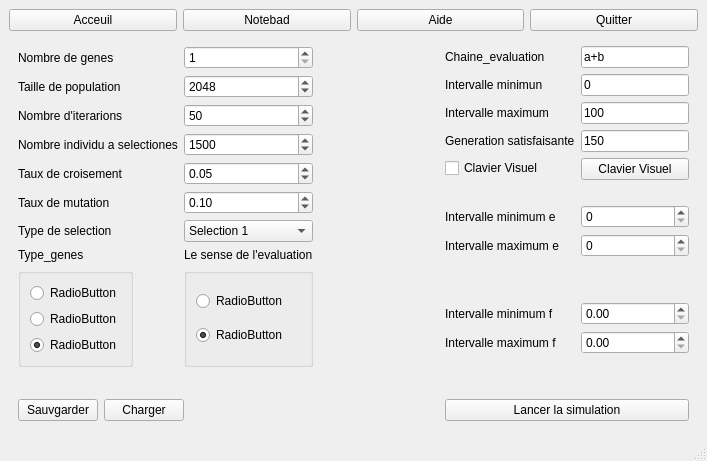
First picture: the form in AlgorithmeGenetique/OP/modelisationprblm.ui, repository AlgorithmeGenetiqueGenerique/Projet, before the edit.
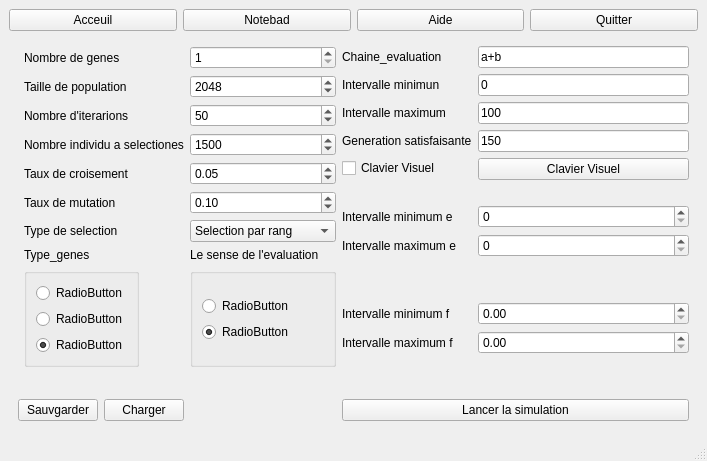
Second picture: the form after the edit.

The edit to the form file:
```diff
--- a/AlgorithmeGenetique/OP/modelisationprblm.ui
+++ b/AlgorithmeGenetique/OP/modelisationprblm.ui
@@ -57,7 +57,7 @@
       </property>
       <widget class="QWidget" name="page">
        <layout class="QGridLayout" name="gridLayout_3">
-        <item row="3" column="0" colspan="2">
+        <item row="2" column="0" colspan="2">
          <layout class="QHBoxLayout" name="horizontalLayout_11">
           <item>
            <widget class="QPushButton" name="pushButton_2">
@@ -88,10 +88,231 @@
           </item>
          </layout>
         </item>
-        <item row="2" column="0">
-         <layout class="QVBoxLayout" name="verticalLayout_11"/>
-        </item>
-        <item row="1" column="2">
+        <item row="1" column="1">
+         <layout class="QFormLayout" name="formLayout">
+          <item row="3" column="0">
+           <widget class="QLabel" name="label_nombreG">
+            <property name="text">
+             <string>Nombre de genes</string>
+            </property>
+           </widget>
+          </item>
+          <item row="4" column="0">
+           <widget class="QLabel" name="label_tailleP">
+            <property name="text">
+             <string>Taille de population</string>
+            </property>
+           </widget>
+          </item>
+          <item row="4" column="1">
+           <widget class="QSpinBox" name="spinBox_2">
+            <property name="minimum">
+             <number>10</number>
+            </property>
+            <property name="maximum">
+             <number>100000</number>
+            </property>
+            <property name="value">
+             <number>2048</number>
+            </property>
+           </widget>
+          </item>
+          <item row="5" column="0">
+           <widget class="QLabel" name="label_nombreI">
+            <property name="text">
+             <string>Nombre d'iterarions</string>
+            </property>
+           </widget>
+          </item>
+          <item row="5" column="1">
+           <widget class="QSpinBox" name="spinBox_3">
+            <property name="minimum">
+             <number>1</number>
+            </property>
+            <property name="maximum">
+             <number>100000</number>
+            </property>
+            <property name="value">
+             <number>50</number>
+            </property>
+           </widget>
+          </item>
+          <item row="6" column="0">
+           <widget class="QLabel" name="label_nombreIS">
+            <property name="text">
+             <string>Nombre individu a selectiones</string>
+            </property>
+           </widget>
+          </item>
+          <item row="7" column="0">
+           <widget class="QLabel" name="label_tauxC">
+            <property name="text">
+             <string>Taux de croisement</string>
+            </property>
+           </widget>
+          </item>
+          <item row="7" column="1">
+           <widget class="QDoubleSpinBox" name="doubleSpinBox">
+            <property name="maximum">
+             <double>1.000000000000000</double>
+            </property>
+            <property name="value">
+             <double>0.050000000000000</double>
+            </property>
+           </widget>
+          </item>
+          <item row="8" column="0">
+           <widget class="QLabel" name="label_tauxM">
+            <property name="text">
+             <string>Taux de mutation</string>
+            </property>
+           </widget>
+          </item>
+          <item row="8" column="1">
+           <widget class="QDoubleSpinBox" name="doubleSpinBox_2">
+            <property name="maximum">
+             <double>1.000000000000000</double>
+            </property>
+            <property name="value">
+             <double>0.100000000000000</double>
+            </property>
+           </widget>
+          </item>
+          <item row="9" column="0">
+           <widget class="QLabel" name="label_typeS">
+            <property name="text">
+             <string>Type de selection</string>
+            </property>
+           </widget>
+          </item>
+          <item row="9" column="1">
+           <widget class="QComboBox" name="comboBox">
+            <item>
+             <property name="text">
+              <string>Selection par rang</string>
+             </property>
+            </item>
+            <item>
+             <property name="text">
+              <string>Selection par tournoi</string>
+             </property>
+            </item>
+            <item>
+             <property name="text">
+              <string>Selection par roulette</string>
+             </property>
+            </item>
+           </widget>
+          </item>
+          <item row="10" column="0">
+           <widget class="QLabel" name="label_typeG">
+            <property name="text">
+             <string>Type_genes</string>
+            </property>
+           </widget>
+          </item>
+          <item row="10" column="1">
+           <widget class="QLabel" name="label_senseE">
+            <property name="text">
+             <string>Le sense de l'evaluation</string>
+            </property>
+           </widget>
+          </item>
+          <item row="11" column="0">
+           <widget class="QGroupBox" name="groupBox_4">
+            <property name="title">
+             <string/>
+            </property>
+            <layout class="QVBoxLayout" name="verticalLayout_15">
+             <item>
+              <layout class="QVBoxLayout" name="verticalLayout_14">
+               <item>
+                <widget class="QRadioButton" name="radioButton_2">
+                 <property name="text">
+                  <string>RadioButton</string>
+                 </property>
+                </widget>
+               </item>
+               <item>
+                <widget class="QRadioButton" name="radioButton_3">
+                 <property name="text">
+                  <string>RadioButton</string>
+                 </property>
+                </widget>
+               </item>
+               <item>
+                <widget class="QRadioButton" name="radioButton">
+                 <property name="text">
+                  <string>RadioButton</string>
+                 </property>
+                 <property name="checked">
+                  <bool>true</bool>
+                 </property>
+                </widget>
+               </item>
+              </layout>
+             </item>
+            </layout>
+           </widget>
+          </item>
+          <item row="11" column="1">
+           <widget class="QGroupBox" name="groupBox_3">
+            <property name="title">
+             <string/>
+            </property>
+            <layout class="QVBoxLayout" name="verticalLayout_13">
+             <item>
+              <layout class="QVBoxLayout" name="verticalLayout_10">
+               <item>
+                <widget class="QRadioButton" name="radioButton_5">
+                 <property name="text">
+                  <string>RadioButton</string>
+                 </property>
+                </widget>
+               </item>
+               <item>
+                <widget class="QRadioButton" name="radioButton_4">
+                 <property name="text">
+                  <string>RadioButton</string>
+                 </property>
+                 <property name="checked">
+                  <bool>true</bool>
+                 </property>
+                </widget>
+               </item>
+              </layout>
+             </item>
+            </layout>
+           </widget>
+          </item>
+          <item row="3" column="1">
+           <widget class="QSpinBox" name="spinBox">
+            <property name="minimum">
+             <number>1</number>
+            </property>
+            <property name="maximum">
+             <number>8</number>
+            </property>
+           </widget>
+          </item>
+          <item row="6" column="1">
+           <widget class="QSpinBox" name="spinBox_4">
+            <property name="minimum">
+             <number>2</number>
+            </property>
+            <property name="maximum">
+             <number>100000</number>
+            </property>
+            <property name="value">
+             <number>1500</number>
+            </property>
+           </widget>
+          </item>
+         </layout>
+        </item>
+        <item row="1" column="3">
+         <layout class="QVBoxLayout" name="verticalLayout_8">
+          <item>
          <layout class="QFormLayout" name="formLayout_8">
           <item row="4" column="0">
            <widget class="QLabel" name="label_chaineE">
@@ -270,251 +491,9 @@
           </item>
          </layout>
         </item>
-        <item row="1" column="0">
-         <layout class="QGridLayout" name="gridLayout_2">
-          <item row="0" column="0">
-           <layout class="QVBoxLayout" name="verticalLayout">
-            <item>
-             <layout class="QFormLayout" name="formLayout">
-              <item row="3" column="0">
-               <widget class="QLabel" name="label_nombreG">
-                <property name="text">
-                 <string>Nombre de genes</string>
-                </property>
-               </widget>
-              </item>
-              <item row="4" column="0">
-               <widget class="QLabel" name="label_tailleP">
-                <property name="text">
-                 <string>Taille de population</string>
-                </property>
-               </widget>
-              </item>
-              <item row="4" column="1">
-               <widget class="QSpinBox" name="spinBox_2">
-                <property name="minimum">
-                 <number>10</number>
-                </property>
-                <property name="maximum">
-                 <number>100000</number>
-                </property>
-                <property name="value">
-                 <number>2048</number>
-                </property>
-               </widget>
-              </item>
-              <item row="5" column="0">
-               <widget class="QLabel" name="label_nombreI">
-                <property name="text">
-                 <string>Nombre d'iterarions</string>
-                </property>
-               </widget>
-              </item>
-              <item row="5" column="1">
-               <widget class="QSpinBox" name="spinBox_3">
-                <property name="minimum">
-                 <number>1</number>
-                </property>
-                <property name="maximum">
-                 <number>100000</number>
-                </property>
-                <property name="value">
-                 <number>50</number>
-                </property>
-               </widget>
-              </item>
-              <item row="6" column="0">
-               <widget class="QLabel" name="label_nombreIS">
-                <property name="text">
-                 <string>Nombre individu a selectiones</string>
-                </property>
-               </widget>
-              </item>
-              <item row="6" column="1">
-               <widget class="QSpinBox" name="spinBox_4">
-                <property name="minimum">
-                 <number>2</number>
-                </property>
-                <property name="maximum">
-                 <number>100000</number>
-                </property>
-                <property name="value">
-                 <number>1500</number>
-                </property>
-               </widget>
-              </item>
-              <item row="7" column="0">
-               <widget class="QLabel" name="label_tauxC">
-                <property name="text">
-                 <string>Taux de croisement</string>
-                </property>
-               </widget>
-              </item>
-              <item row="7" column="1">
-               <widget class="QDoubleSpinBox" name="doubleSpinBox">
-                <property name="maximum">
-                 <double>1.000000000000000</double>
-                </property>
-                <property name="value">
-                 <double>0.050000000000000</double>
-                </property>
-               </widget>
-              </item>
-              <item row="8" column="0">
-               <widget class="QLabel" name="label_tauxM">
-                <property name="text">
-                 <string>Taux de mutation</string>
-                </property>
-               </widget>
-              </item>
-              <item row="8" column="1">
-               <widget class="QDoubleSpinBox" name="doubleSpinBox_2">
-                <property name="maximum">
-                 <double>1.000000000000000</double>
-                </property>
-                <property name="value">
-                 <double>0.100000000000000</double>
-                </property>
-               </widget>
-              </item>
-              <item row="9" column="0">
-               <widget class="QLabel" name="label_typeS">
-                <property name="text">
-                 <string>Type de selection</string>
-                </property>
-               </widget>
-              </item>
-              <item row="9" column="1">
-               <widget class="QComboBox" name="comboBox">
-                <item>
-                 <property name="text">
-                  <string>Selection 1</string>
-                 </property>
-                </item>
-                <item>
-                 <property name="text">
-                  <string>Selection 2</string>
-                 </property>
-                </item>
-                <item>
-                 <property name="text">
-                  <string>Selection 3</string>
-                 </property>
-                </item>
-               </widget>
-              </item>
-              <item row="10" column="0">
-               <widget class="QLabel" name="label_typeG">
-                <property name="text">
-                 <string>Type_genes</string>
-                </property>
-               </widget>
-              </item>
-              <item row="10" column="1">
-               <widget class="QLabel" name="label_senseE">
-                <property name="text">
-                 <string>Le sense de l'evaluation</string>
-                </property>
-               </widget>
-              </item>
-              <item row="11" column="0">
-               <widget class="QGroupBox" name="groupBox_4">
-                <property name="title">
-                 <string/>
-                </property>
-                <layout class="QVBoxLayout" name="verticalLayout_15">
-                 <item>
-                  <widget class="QRadioButton" name="radioButton_2">
-                   <property name="text">
-                    <string>RadioButton</string>
-                   </property>
-                  </widget>
-                 </item>
-                 <item>
-                  <widget class="QRadioButton" name="radioButton_3">
-                   <property name="text">
-                    <string>RadioButton</string>
-                   </property>
-                  </widget>
-                 </item>
-                 <item>
-                  <widget class="QRadioButton" name="radioButton">
-                   <property name="text">
-                    <string>RadioButton</string>
-                   </property>
-                   <property name="checked">
-                    <bool>true</bool>
-                   </property>
-                  </widget>
-                 </item>
-                 <item>
-                  <layout class="QVBoxLayout" name="verticalLayout_14"/>
-                 </item>
-                </layout>
-               </widget>
-              </item>
-              <item row="11" column="1">
-               <widget class="QGroupBox" name="groupBox_3">
-                <property name="title">
-                 <string/>
-                </property>
-                <layout class="QVBoxLayout" name="verticalLayout_13">
-                 <item>
-                  <widget class="QRadioButton" name="radioButton_5">
-                   <property name="text">
-                    <string>RadioButton</string>
-                   </property>
-                  </widget>
-                 </item>
-                 <item>
-                  <widget class="QRadioButton" name="radioButton_4">
-                   <property name="text">
-                    <string>RadioButton</string>
-                   </property>
-                   <property name="checked">
-                    <bool>true</bool>
-                   </property>
-                  </widget>
-                 </item>
-                 <item>
-                  <layout class="QVBoxLayout" name="verticalLayout_10"/>
-                 </item>
-                </layout>
-               </widget>
-              </item>
-              <item row="3" column="1">
-               <widget class="QSpinBox" name="spinBox">
-                <property name="minimum">
-                 <number>1</number>
-                </property>
-                <property name="maximum">
-                 <number>8</number>
-                </property>
-               </widget>
-              </item>
-             </layout>
-            </item>
-           </layout>
-          </item>
-         </layout>
-        </item>
-        <item row="1" column="1">
-         <spacer name="horizontalSpacer">
-          <property name="orientation">
-           <enum>Qt::Horizontal</enum>
-          </property>
-          <property name="sizeHint" stdset="0">
-           <size>
-            <width>40</width>
-            <height>20</height>
-           </size>
-          </property>
-         </spacer>
-        </item>
-        <item row="2" column="2">
-         <layout class="QVBoxLayout" name="verticalLayout_8"/>
-        </item>
-        <item row="3" column="2">
+         </layout>
+        </item>
+        <item row="2" column="3">
          <widget class="QPushButton" name="pushButton_3">
           <property name="text">
            <string>Lancer la simulation</string>
```
Lines whose indentation alone changed are shown as unchanged.
